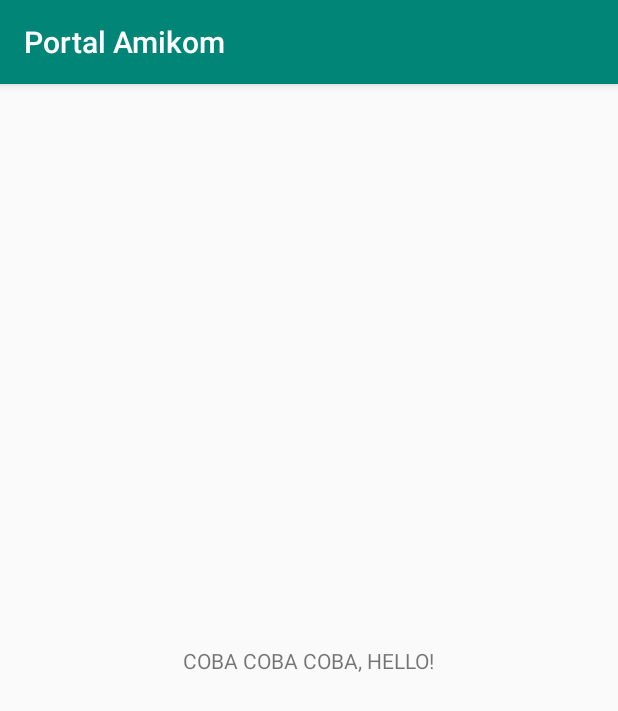
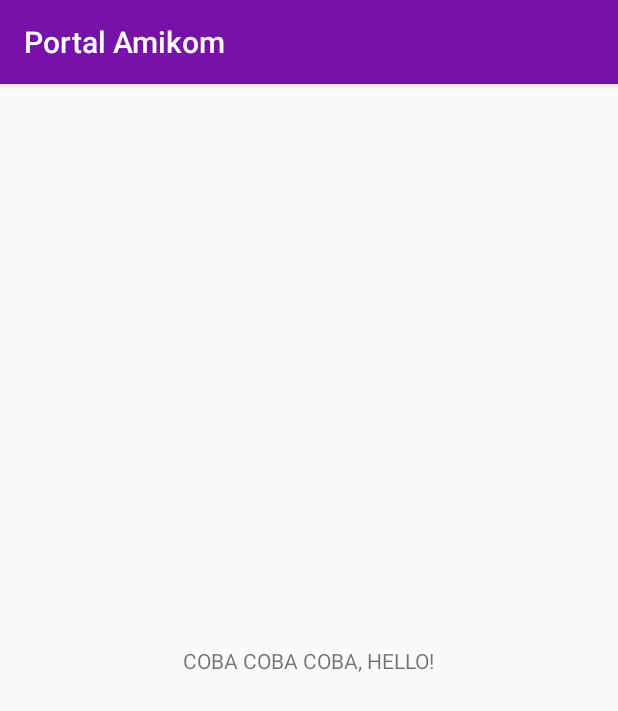
Before and after one commit to fppam4-teamtf/FPPAM4, an Android app: the screen it shows after launch (MainActivity), on a phone screen of 412 x 824 dp. Shown: the top 711 px of the screen. Run offline under Robolectric (Android 15) with nearby library versions, the phone set to English and light mode, and no system bars.

Commit message:
Color Scheme Commit

```diff
--- a/app/src/main/res/values/colors.xml
+++ b/app/src/main/res/values/colors.xml
@@ -1,6 +1,15 @@
 <?xml version="1.0" encoding="utf-8"?>
 <resources>
-    <color name="colorPrimary">#008577</color>
-    <color name="colorPrimaryDark">#00574B</color>
-    <color name="colorAccent">#D81B60</color>
+    <color name="colorPrimary">#FF7711AA</color>
+    <color name="colorPrimaryDark">#FF7711AA</color>
+    <color name="colorAccent">#FFFF9800</color>
+
+    <color name="light_ed">#FFEDECEC</color>
+
+    <color name="white">#FFFFFFFF</color>
+    <color name="black">#FF222222</color>
+    <color name="grey">#FF58585A</color>
+    <color name="green">#FF65CA4A</color>
+    <color name="red">#FFF44336</color>
+
 </resources>
```
